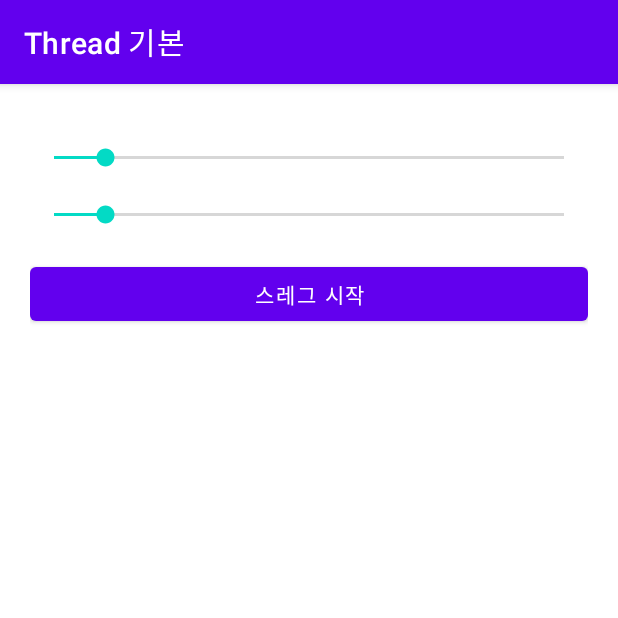
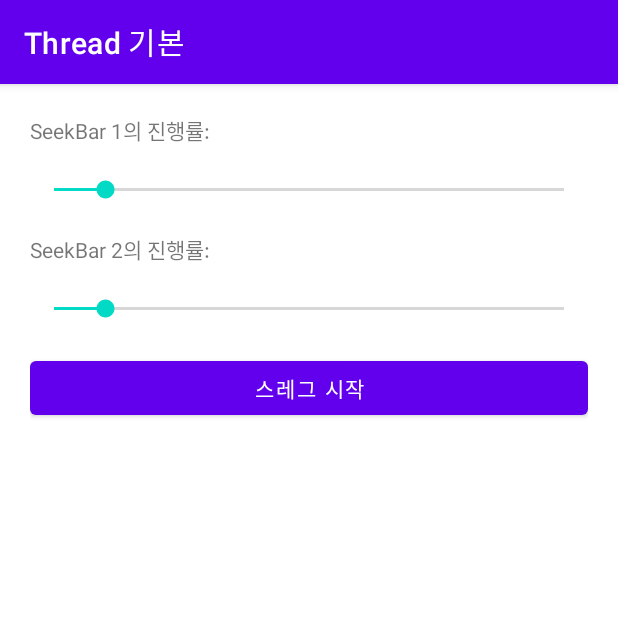
Before and after one commit to kim-min-ju449/Ex13_9_11, an Android app: the screen it shows after launch (MainActivity), on a phone screen of 412 x 824 dp, the top half of it. Run offline under Robolectric (Android 15) with nearby library versions, the phone set to English and light mode, and no system bars.

Commit message:
Edit activity_main.xml

```diff
--- a/app/src/main/res/layout/activity_main.xml
+++ b/app/src/main/res/layout/activity_main.xml
@@ -7,12 +7,23 @@
     android:orientation="vertical"
     android:padding="20dp"
     tools:context=".MainActivity">
+    <TextView
+        android:id="@+id/tv1"
+        android:text="@string/tv1"
+        android:layout_width="match_parent"
+        android:layout_height="wrap_content"/>
     <SeekBar
         android:layout_marginTop="20dp"
         android:id="@+id/seek1"
         android:layout_width="match_parent"
         android:layout_height="wrap_content"
         android:progress="10"/>
+    <TextView
+        android:id="@+id/tv2"
+        android:text="@string/tv2"
+        android:layout_marginTop="20dp"
+        android:layout_width="match_parent"
+        android:layout_height="wrap_content"/>
     <SeekBar
         android:layout_marginTop="20dp"
         android:id="@+id/seek2"
--- a/app/src/main/res/values/strings.xml
+++ b/app/src/main/res/values/strings.xml
@@ -1,4 +1,6 @@
 <resources>
     <string name="app_name">Ex13_9_11</string>
     <string name="btn_start">스레그 시작</string>
+    <string name="tv1">SeekBar 1의 진행률:</string>
+    <string name="tv2">SeekBar 2의 진행률:</string>
 </resources>
```
